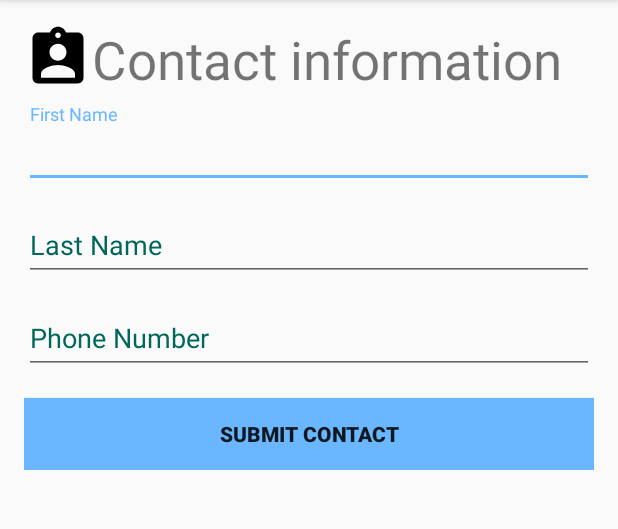
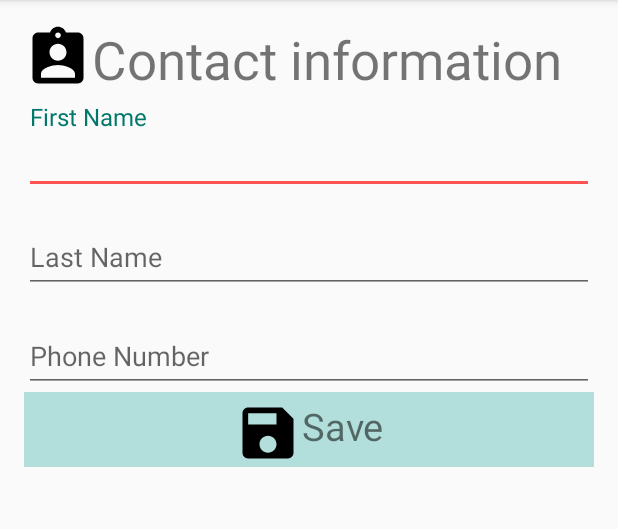
Before and after one commit to sage-michaels/basiclayout, an Android app: the screen it shows after launch (ContactPage), after a tap on an icon or button, on a phone screen of 412 x 824 dp, the part 84-613 px from its top. Run offline under Robolectric (Android 15) with nearby library versions, the phone set to English and light mode, and no system bars; plain views replace AutofitLayout; 2 statements that could not run were skipped; 2 other taps on this screen came first.

Commit message:
Start of Integration, currently cannot save contact, unclear why..

```diff
--- a/app/build.gradle
+++ b/app/build.gradle
@@ -33,5 +33,6 @@ dependencies {
     compile 'com.rengwuxian.materialedittext:library:2.1.4'
     compile 'com.android.support:design:25.3.1'
     compile 'me.grantland:autofittextview:0.2.+'
+    compile group: 'com.google.code.gson', name: 'gson', version: '2.8.0'
     testCompile 'org.testng:testng:6.9.6'
 }
--- a/app/src/main/java/com/example/sage/basiclayouts/dao/Person.java
+++ b/app/src/main/java/com/example/sage/basiclayouts/dao/Person.java
@@ -1,18 +1,11 @@
 package com.example.sage.basiclayouts.dao;
 
-import android.os.Bundle;
+import java.util.Comparator;
 
-/**
- * Created by ido on 11/06/17.
- */
-
-public class Person {
-
+public class Person implements Comparator<Person> {
     private String firstName;
     private String lastName;
     private String phoneNumber;
-
-
 
 
     public String getFirstName() {
@@ -39,18 +32,12 @@ public class Person {
         this.phoneNumber = phoneNumber;
     }
 
-    public Person(String firstName,String lastName, String phoneNumber) {
-        this.firstName = firstName;
-        this.lastName = lastName;
-        this.phoneNumber = phoneNumber;
-    }
-
     @Override
     public String toString() {
         return "Person{" +
-                "firstName='" + this.getFirstName() + '\'' +
-                ", lastName='" + this.getLastName() + '\'' +
-                ", phoneNumber='" + this.getPhoneNumber() + '\'' +
+                "firstName='" + firstName + '\'' +
+                ", lastName='" + lastName + '\'' +
+                ", phoneNumber='" + phoneNumber + '\'' +
                 '}';
     }
 
@@ -76,4 +63,12 @@ public class Person {
         result = 31 * result + (phoneNumber != null ? phoneNumber.hashCode() : 0);
         return result;
     }
+
+    @Override
+    public int compare(Person person1, Person person2){
+        String name1 = person1.getFirstName() + person1.getLastName();
+        String name2 = person2.getFirstName() + person2.getLastName();
+        return name1.compareTo(name2);
+    }
+
 }
--- a/app/src/main/java/com/example/sage/basiclayouts/dao/PersonDao.java
+++ b/app/src/main/java/com/example/sage/basiclayouts/dao/PersonDao.java
@@ -3,19 +3,19 @@ package com.example.sage.basiclayouts.dao;
 import java.util.ArrayList;
 import java.util.Collection;
 
-/**
- * Created by ido on 11/06/17.
- */
 
 public interface PersonDao {
+
+    void setFolderPath(String folderPath);
+
     ArrayList<Person> load();
 
     boolean save(Person person);
 
-    // TODO implement the deletion using both methods
     boolean delete(Person person);
 
     boolean delete(String phoneNumber);
 
     Person getByPhoneNumber(String phoneNumber);
+
 }
--- a/app/src/main/java/com/example/sage/basiclayouts/dao/PersonDaoImpl.java
+++ b/app/src/main/java/com/example/sage/basiclayouts/dao/PersonDaoImpl.java
@@ -1,82 +1,152 @@
 package com.example.sage.basiclayouts.dao;
 
+import com.google.gson.Gson;
+import com.google.gson.reflect.TypeToken;
 
+import java.io.File;
+import java.io.FileNotFoundException;
+import java.io.FileReader;
+import java.io.FileWriter;
+import java.io.IOException;
+import java.lang.reflect.Type;
 import java.util.ArrayList;
-import java.util.Arrays;
-import java.util.Collection;
 import java.util.Collections;
 
 /**
- * Created by ido on 11/06/17.
+ * Created by Ido Izaks on 16/07/2017.
  */
 
-public class PersonDaoImpl implements  PersonDao {
-    static Person sage = new Person("Sage","Michaels","0018587768475");
-    static Person john = new Person("John","Smith","12345678910");
-    static Person jane = new Person("Jane","Doe","10987654321");
-    static Person carlos = new Person("Carlos","Mancia","188849339203");
-    static Person larry = new Person("Larry", "David", "9948573920");
-    static Person larryR = new Person("Larry","Rubin","99573663842");
-    static Person danny = new Person("Danny","Lim","885930521");
-    static Person lebron = new Person("Lebron", "James", "55473648");
-    static Person luke = new Person("Luke","Skywalker","994739958");
-    static Person[] adapterData = new Person[] {luke,sage, john,larry,jane,danny,carlos, larryR,lebron};
-    static ArrayList<Person> mDataSet = new ArrayList(Arrays.asList(adapterData));
+public class PersonDaoImpl implements PersonDao {
+
+
+    private File file = null;
+
+    private String folderPath = null;
 
     @Override
-    public ArrayList<Person> load(){
-        //TODO read from a json file and convert it to Person objects
-        return mDataSet; // TODO change once implemented
-
+    public void setFolderPath(String folderPath) {
+        this.folderPath = folderPath;
     }
 
-
-    @Override
-    public boolean save(Person person){
-        for (Person check: mDataSet){
-            if (check.getPhoneNumber()== person.getPhoneNumber()){
-                return false;
-            }
-        }mDataSet.add(person);
-        // TODO read all the Persons from the file and merge/add the new one and save it to the file
-        return true;
-    }
-
-    // TODO implement the deletion using both methods
-    @Override
-    public boolean delete(Person person){
-        for (Person check:mDataSet){
-            if (person == check){
-                mDataSet.remove(check);
-                return true;
-            }
-        }
-        return  false;
+    private void init() {
+        file = new File(folderPath, "personList.txt");
     }
 
     @Override
-    public boolean delete(String phoneNumber){
-        for (Person contact:mDataSet){
-            if (contact.getPhoneNumber() == phoneNumber ){
-                mDataSet.remove(contact);
-                return true;
+    public ArrayList<Person> load() {
+
+        if(file == null){
+            init();
+        }
+        ArrayList<Person> persons = null;
+        Gson gson = new Gson();
+        Type type = new TypeToken<ArrayList<Person>>() {
+        }.getType();
+
+        try {
+            FileReader fileReader = new FileReader(file);
+            persons = gson.fromJson(fileReader, type);
+            fileReader.close();
+        } catch (FileNotFoundException e) {
+            e.printStackTrace();
+        } catch (IOException e) {
+            e.printStackTrace();
+        }
+
+        if (persons == null){
+            return new ArrayList<Person>();
+        }
+
+        Collections.sort(persons, new NameComparator());
+        return persons;
+    }
+
+    private boolean flash(ArrayList<Person> personsList) {
+        if(file == null){
+            init();
+        }
+        try {
+            Gson gson = new Gson();
+            Type type = new TypeToken<ArrayList<Person>>() {
+            }.getType();
+            FileWriter fileWriter = new FileWriter(file);
+            gson.toJson(personsList, type, fileWriter);
+            fileWriter.close();
+            return true;
+
+        } catch (IOException e) {
+            throw new FilesException("Error occurred while writing into the file", e);
+            // TODO: 30/07/2017 Log it!
+        }
+    }
+
+    @Override
+    public boolean save(Person person) {
+        if (person.getPhoneNumber() == null){
+            throw new PersonDetailsException("NOTICE: A contact must have a phone number");
+            // TODO: 30/07/2017 Log it?
+        }
+        if (person.getFirstName() == null && person.getLastName() == null){
+            throw new PersonDetailsException("NOTICE: A contact must have a name");
+            // TODO: 30/07/2017 Log it?
+        }
+        ArrayList<Person> personsList = load();
+        for (Person p : personsList) {
+
+            if (p.getPhoneNumber().equals(person.getPhoneNumber())) {
+                personsList.remove(p);
+                personsList.add(person);
+                return flash(personsList);
             }
         }
-        return false;
+        personsList.add(person);
+        return flash(personsList);
     }
 
-    public int size(){
-        return mDataSet.size();
-    }
-    public Person get(int index){
-        return mDataSet.get(index);
+    @Override
+    public boolean delete(Person person) {
+        if (person.getPhoneNumber() == null ||
+                (person.getFirstName() == null && person.getLastName() == null)){
+            throw new PersonDetailsException("NOTICE: A contact must have a name and phone number");
+        }
+        return delete(person.getPhoneNumber());
     }
 
+    @Override
+    public boolean delete(String phoneNumber) {
+        if (phoneNumber == null){
+            throw new PersonDetailsException("Please enter a phone number to delete");
+        }
+        ArrayList<Person> personsList = load();
+        ArrayList<Person> personsToDelete = new ArrayList<>();
+        if (personsList == null){
+            return true;
+        }
+
+        for (Person person : personsList) {
+            if (person.getPhoneNumber() != null &&
+                    person.getPhoneNumber().equals(phoneNumber)) {
+                personsToDelete.add(person);
+            }
+        }
+
+        if (personsToDelete.size() == 0){
+            return false;
+        }
+        personsList.removeAll(personsToDelete);
+        return flash(personsList);
+    }
+
+    @Override
     public Person getByPhoneNumber(String phoneNumber){
-        for (Person potentialMatch:mDataSet){
-            if (potentialMatch.getPhoneNumber().equals(phoneNumber)){
-                return potentialMatch;
+
+        for (Person person : load()){
+            if (person.getPhoneNumber().equals(phoneNumber)){
+                return person;
             }
-        }return new Person("","","");
+        }
+        // The number wasn't found
+        throw new PersonDetailsException("The number doesn't belong to any person");
     }
+
 }
--- /dev/null
+++ b/app/src/main/res/drawable/ic_save_black_24dp.xml
@@ -0,0 +1,9 @@
+<vector xmlns:android="http://schemas.android.com/apk/res/android"
+        android:width="24dp"
+        android:height="24dp"
+        android:viewportWidth="24.0"
+        android:viewportHeight="24.0">
+    <path
+        android:fillColor="#FF000000"
+        android:pathData="M17,3L5,3c-1.11,0 -2,0.9 -2,2v14c0,1.1 0.89,2 2,2h14c1.1,0 2,-0.9 2,-2L21,7l-4,-4zM12,19c-1.66,0 -3,-1.34 -3,-3s1.34,-3 3,-3 3,1.34 3,3 -1.34,3 -3,3zM15,9L5,9L5,5h10v4z"/>
+</vector>
--- a/app/src/main/res/layout/activity_contact_submission_page.xml
+++ b/app/src/main/res/layout/activity_contact_submission_page.xml
@@ -1,5 +1,6 @@
 <LinearLayout xmlns:android="http://schemas.android.com/apk/res/android"
     xmlns:tools="http://schemas.android.com/tools"
+    xmlns:app="http://schemas.android.com/apk/res-auto"
     android:fitsSystemWindows="true"
     android:layout_width="match_parent"
     android:layout_height="match_parent"
@@ -26,87 +27,121 @@
         android:layout_height="match_parent">
 
         <LinearLayout xmlns:android="http://schemas.android.com/apk/res/android"
+            xmlns:android.support.design="http://schemas.android.com/apk/res-auto"
             xmlns:tools="http://schemas.android.com/tools"
-        xmlns:android.support.design="http://schemas.android.com/apk/res-auto"
             android:id="@+id/contact_page"
+            android:layout_width="match_parent"
+            android:layout_height="match_parent"
             android:fitsSystemWindows="true"
             android:orientation="vertical"
-        android:layout_width="match_parent"
-        android:layout_height="match_parent"
             android:weightSum="1"
             tools:context="com.example.sage.basiclayouts.ContactPage">
+
             <LinearLayout
                 android:layout_width="match_parent"
                 android:layout_height="wrap_content"
                 android:orientation="horizontal">
+
                 <ImageView
                     android:layout_width="45dp"
                     android:layout_height="45dp"
-            android:background="@drawable/personalinfo"/>
+                    android:background="@drawable/personalinfo" />
+
                 <me.grantland.widget.AutofitLayout
                     android:layout_width="match_parent"
                     android:layout_height="wrap_content">
+
                     <TextView
                         android:layout_width="match_parent"
                         android:layout_height="wrap_content"
-                    android:textSize="35sp"
-                    android:text = "Contact information"
-                    android:maxLines="1" />
+                        android:maxLines="1"
+                        android:text="Contact information"
+                        android:textSize="35sp" />
                 </me.grantland.widget.AutofitLayout>
             </LinearLayout>
 
             <android.support.design.widget.TextInputLayout
+                android:layout_width="match_parent"
                 android:layout_height="wrap_content"
-            android:layout_width="match_parent"
                 android:layout_marginTop="6dp"
-            >
+                android.support.design:counterTextAppearance="@color/colorPrimaryDark"
+                app:hintTextAppearance="@style/TextAppearence.App.TextInputLayout">
+
                 <EditText
-                android:inputType="text"
+                    android:id="@+id/firstNameInput"
                     android:layout_width="match_parent"
                     android:layout_height="wrap_content"
                     android:layout_weight=".33"
-                android:id= "@+id/firstNameInput"
                     android:hint="First Name"
-                android:textColorHint="@color/colorPrimaryDark"/>
+                    android:inputType="text"
+                    android:textColorHint="@color/textColorPrimary" />
             </android.support.design.widget.TextInputLayout>
 
             <android.support.design.widget.TextInputLayout
+                android:layout_width="match_parent"
                 android:layout_height="wrap_content"
-            android:layout_width="match_parent"
-            android:layout_marginTop="6dp">
+                android:layout_marginTop="6dp"
+                android.support.design:counterTextAppearance="@color/colorPrimaryDark"
+                app:hintTextAppearance="@style/TextAppearence.App.TextInputLayout">
+
                 <EditText
-                android:inputType="text"
                     android:id="@+id/lastNameInput"
                     android:layout_width="match_parent"
                     android:layout_height="wrap_content"
                     android:layout_weight=".33"
                     android:hint="Last Name"
-                android:textColorHint="@color/colorPrimaryDark"/>
+                    android:inputType="text"
+                    android:textColorHint="@color/textColorPrimary" />
             </android.support.design.widget.TextInputLayout>
+
             <android.support.design.widget.TextInputLayout
+                android:layout_width="match_parent"
                 android:layout_height="wrap_content"
-            android:layout_width="match_parent"
-            android:layout_marginTop="6dp">
+                android:layout_marginTop="6dp"
+                android.support.design:counterTextAppearance="@color/colorPrimaryDark"
+                app:hintTextAppearance="@style/TextAppearence.App.TextInputLayout">
+
                 <EditText
                     android:id="@+id/phoneNumberInput"
                     android:layout_width="match_parent"
                     android:layout_height="45dp"
-                android:inputType="phone"
                     android:layout_weight="0.33"
                     android:hint="Phone Number"
-                android:textColorHint="@color/colorPrimaryDark"/>
+                    android:inputType="phone"
+                    android:textColorHint="@color/textColorPrimary" />
             </android.support.design.widget.TextInputLayout>
 
+            <LinearLayout
+                android:layout_width="match_parent"
+                android:id="@+id/submit"
+                android:layout_height="wrap_content"
+                android:background="@color/colorPrimaryLight"
+                android:orientation="horizontal"
+                android:layout_gravity="center_horizontal"
+                android:layout_weight="1">
+                <Space
+                    android:layout_width="wrap_content"
+                    android:layout_height="50dp"
+                    android:layout_weight="1" />
                 <Button
-                android:id="@+id/submit"
-                android:layout_width="match_parent"
+                    android:layout_width="45dp"
+                    android:layout_height="45dp"
+                    android:paddingTop="5dp"
+                    android:paddingBottom="5dp"
+                    android:background="@drawable/ic_save_black_24dp"
+                    android:textStyle="bold"/>
+                <TextView
+                    android:layout_width="wrap_content"
                     android:layout_height="wrap_content"
-                android:layout_marginTop="16dp"
-                android:src="@drawable/addcontact"
-                android:background="@color/colorAccent"
-                android:text = "Submit Contact"
-                android:textStyle="bold" />
-
+                    android:text="Save"
+                    android:paddingTop="5dp"
+                    android:paddingBottom="5dp"
+                    android:textSize="25sp" />
+                <Space
+                    android:layout_width="wrap_content"
+                    android:layout_height="wrap_content"
+                    android:layout_weight="1"/>
+            </LinearLayout>
         </LinearLayout>
     </ScrollView>
 </LinearLayout>
--- a/app/src/main/res/layout/activity_white_list_page.xml
+++ b/app/src/main/res/layout/activity_white_list_page.xml
@@ -80,6 +80,6 @@
         app:layout_anchorGravity="bottom|end"
         app:backgroundTint="@color/colorAccent"
         app:layout_anchor="@id/app_bar"
-        app:srcCompat="@drawable/ic_add_black_24dp" />
+        app:srcCompat="@drawable/addcontact" />
 
 </android.support.design.widget.CoordinatorLayout>
--- a/app/src/main/res/layout/contactlistitem.xml
+++ b/app/src/main/res/layout/contactlistitem.xml
@@ -22,7 +22,7 @@
                 android:layout_width="27dp"
                 android:layout_height="30dp"
                 android:layout_weight="1"
-                android:src="@drawable/delete" />
+                android:src="@drawable/ic_delete_black_24dp" />
 
             <TextView
                 android:layout_width="0dp"
--- a/app/src/main/res/values/colors.xml
+++ b/app/src/main/res/values/colors.xml
@@ -1,8 +1,11 @@
 <?xml version="1.0" encoding="utf-8"?>
 <resources>
-    <color name="colorPrimary">#009688</color>
-    <color name="colorPrimaryDark">#00675b</color>
-    <color name= "colorPrimaryLight">#52c7b8</color>
-    <color name="colorAccent">#6ab7ff</color>
-    <color name="black_overlay">#66000000</color>
+<color name="colorPrimary">#009688</color>
+<color name="colorPrimaryDark">#00796B</color>
+<color name="colorPrimaryLight">#B2DFDB</color>
+<color name="colorAccent">#FF5252</color>
+<color name="textColorPrimary">#212121</color>
+<color name="textColorSecondary">#757575</color>
+<color name="black_overlay">#FFFFFF</color>
+<color name="divider">#BDBDBD</color>
 </resources>
--- a/app/src/main/res/values/styles.xml
+++ b/app/src/main/res/values/styles.xml
@@ -6,8 +6,8 @@
         <item name="colorPrimary">@color/colorPrimary</item>
         <item name="colorPrimaryDark">@color/colorPrimaryDark</item>
         <item name="colorAccent">@color/colorAccent</item>
-        <item name="android:textColorHint">@color/colorPrimaryDark</item>
     </style>
+
 
     <style name="AppTheme.NoActionBar">
         <item name="windowActionBar">false</item>
@@ -26,6 +26,11 @@
         <item name="metaButtonBarButtonStyle">?android:attr/buttonBarButtonStyle</item>
     </style>
 
+    <style name="TextAppearence.App.TextInputLayout" parent="@android:style/TextAppearance">
+        <item name="android:textColor">@color/colorPrimaryDark</item>
+        <item name="android:textColorHint">@color/textColorPrimary</item>
+    </style>
+
     <style name="FullscreenActionBarStyle" parent="Widget.AppCompat.ActionBar">
         <item name="android:background">@color/black_overlay</item>
     </style>
```
Also changed, not shown: app/src/main/java/com/example/sage/basiclayouts/ContactPage.java (+23 -7 lines), app/src/main/res/drawable/ic_delete_black_24dp.xml (added, +9 -0 lines), 1 other file. Lines whose indentation alone changed are shown as unchanged.
